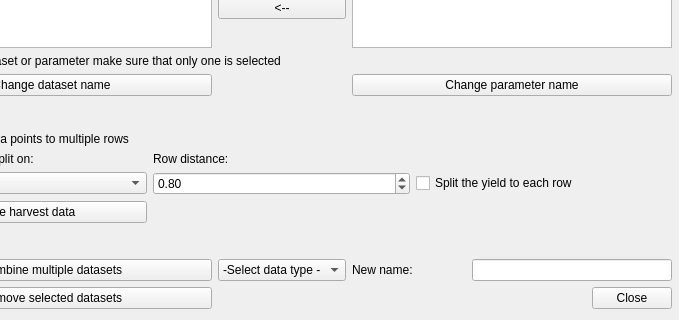
Old version of the form widgets/table_managment.ui in the repository axelande/geodatafarm3; both pictures show x 122 to 801 and y 233 to 553 of the 801 by 553 pixel window.
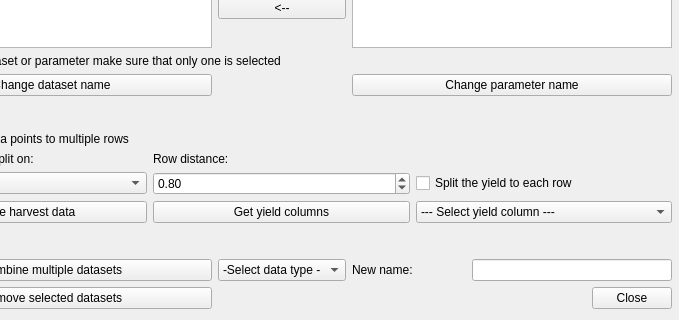
New version of the form.

Diff of the .ui file:
```diff
--- a/widgets/table_managment.ui
+++ b/widgets/table_managment.ui
@@ -229,6 +229,25 @@
         </property>
        </widget>
       </item>
+      <item row="3" column="2">
+       <widget class="QComboBox" name="CBColumns">
+        <item>
+         <property name="text">
+          <string>--- Select yield column ---</string>
+         </property>
+        </item>
+       </widget>
+      </item>
+      <item row="3" column="1">
+       <widget class="QPushButton" name="pButGetYieldCol">
+        <property name="locale">
+         <locale language="English" country="Uganda"/>
+        </property>
+        <property name="text">
+         <string>Get yield columns</string>
+        </property>
+       </widget>
+      </item>
      </layout>
     </item>
     <item row="5" column="0">
```
Left out of the diff: 18 changed lines with no effect on the pictures.
